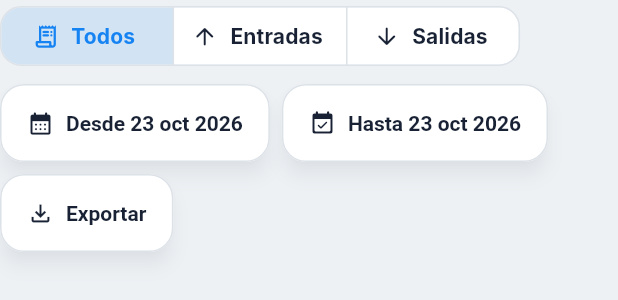
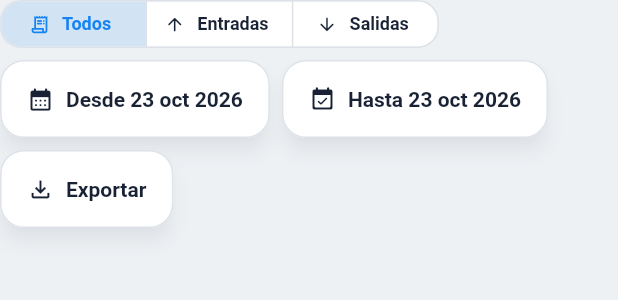
Before and after one commit to Jesuh02/cobro, a Flutter app: the FiltrosCajaMenor widget shown alone on an empty page, opened directly with empty values, on a phone screen of 412 x 824 dp. Shown: the top 300 px of the screen. Run offline on Flutter 3.47's test engine with Material 3 defaults, Android fonts, the phone set to English and light mode, and no system bars; our stand-ins replace fl_chart, flutter_map, geolocator, latlong2; missing offline and left inert: dart:js_interop; accounts and stored records are empty; Roboto replaces fonts that are missing (Inter).

Commit message:
ix(caja-menor): evitar salto de linea en segmentos de filtro Entradas y Salidas

```diff
--- a/frontend/lib/features/caja_menor/presentation/widgets/filtros_caja_menor.dart
+++ b/frontend/lib/features/caja_menor/presentation/widgets/filtros_caja_menor.dart
@@ -101,21 +101,30 @@ class FiltrosCajaMenor extends StatelessWidget {
           ),
         SegmentedButton<FiltroMovimientoCaja>(
           showSelectedIcon: false,
+          style: SegmentedButton.styleFrom(
+            visualDensity: VisualDensity.compact,
+            padding: const EdgeInsets.symmetric(horizontal: 4),
+            textStyle: const TextStyle(
+              fontSize: 12,
+              fontWeight: FontWeight.w700,
+            ),
+            tapTargetSize: MaterialTapTargetSize.shrinkWrap,
+          ),
           segments: const <ButtonSegment<FiltroMovimientoCaja>>[
             ButtonSegment<FiltroMovimientoCaja>(
               value: FiltroMovimientoCaja.todos,
-              icon: Icon(Icons.receipt_long_rounded),
-              label: Text('Todos'),
+              icon: Icon(Icons.receipt_long_rounded, size: 14),
+              label: Text('Todos', softWrap: false, maxLines: 1),
             ),
             ButtonSegment<FiltroMovimientoCaja>(
               value: FiltroMovimientoCaja.entradas,
-              icon: Icon(Icons.arrow_upward_rounded),
-              label: Text('Entradas'),
+              icon: Icon(Icons.arrow_upward_rounded, size: 14),
+              label: Text('Entradas', softWrap: false, maxLines: 1),
             ),
             ButtonSegment<FiltroMovimientoCaja>(
               value: FiltroMovimientoCaja.salidas,
-              icon: Icon(Icons.arrow_downward_rounded),
-              label: Text('Salidas'),
+              icon: Icon(Icons.arrow_downward_rounded, size: 14),
+              label: Text('Salidas', softWrap: false, maxLines: 1),
             ),
           ],
           selected: <FiltroMovimientoCaja>{filtroMovimientoCaja},
```
